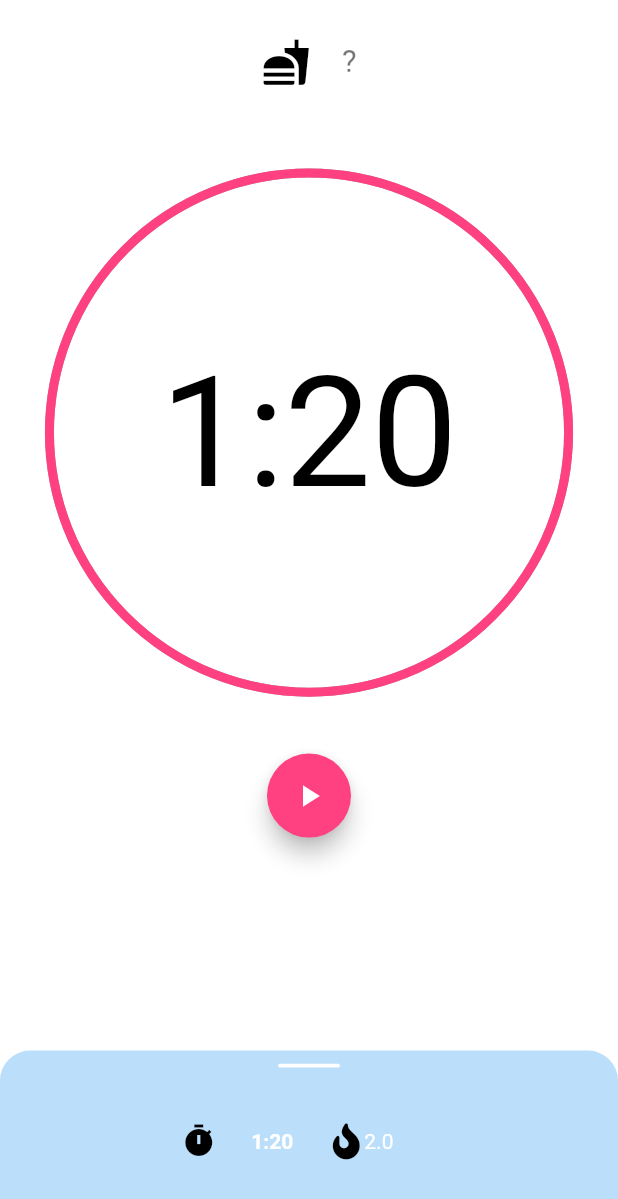
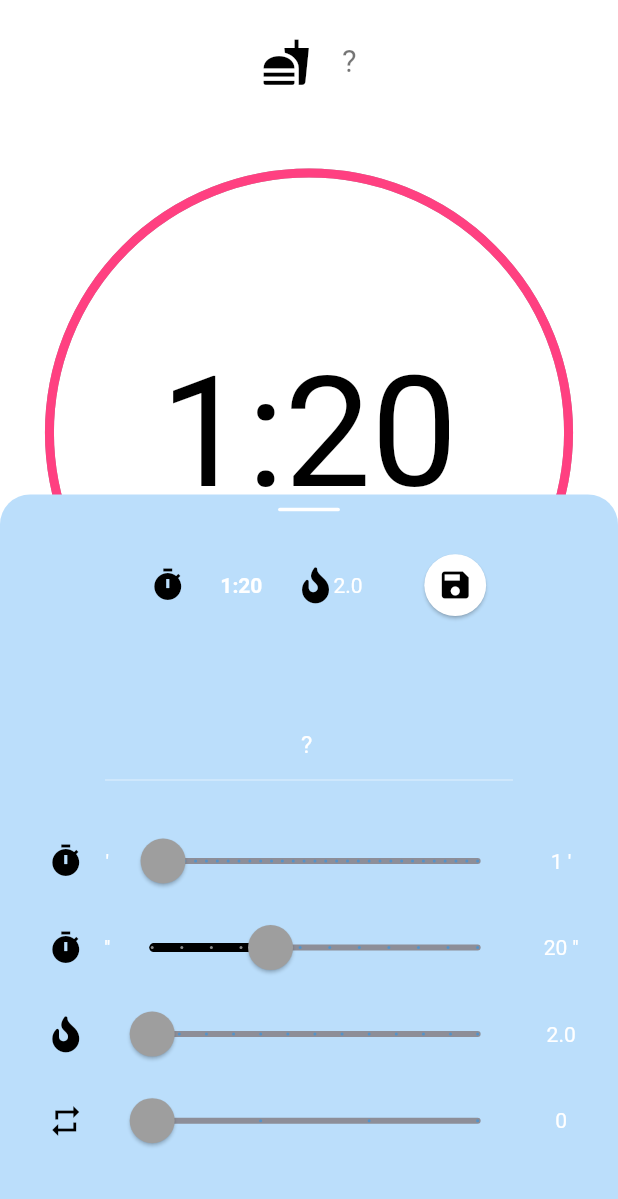
Before and after one commit to niklaskobi/blinchiki, a Flutter app: the screen it shows after launch, after a tap on the "add" icon, on a phone screen of 412 x 824 dp. Shown: the top 1199 px of the screen. Run offline on Flutter 3.47's test engine with Material 2 defaults, Android fonts, the phone set to English and light mode, and no system bars; our stand-ins replace flutter_slidable, font_awesome_flutter; statements that could not run were skipped.

Commit message:
fix opened setting when new receipt

```diff
--- a/lib/main.dart
+++ b/lib/main.dart
@@ -31,7 +31,7 @@ class Blinchiki extends StatelessWidget {
         initialRoute: ListScreen.id,
         routes: {
           ListScreen.id: (context) => ListScreen(),
-          TimerScreen.id: (context) => TimerScreen(index: -1),
+          TimerScreen.id: (context) => TimerScreen(receiptIndex: -1, newReceipt: true),
         },
       ),
     );
--- a/lib/screens/list_screen.dart
+++ b/lib/screens/list_screen.dart
@@ -30,8 +30,8 @@ class _ListScreenState extends State<ListScreen> {
       floatingActionButton: FloatingActionButton(
         onPressed: () {
           int newReceiptIndex = Provider.of<ReceiptList>(context).createReceipt();
-          print('receipt index = $newReceiptIndex');
-          Navigator.push(context, MaterialPageRoute(builder: (context) => TimerScreen(index: newReceiptIndex)));
+          Navigator.push(context,
+              MaterialPageRoute(builder: (context) => TimerScreen(receiptIndex: newReceiptIndex, newReceipt: true)));
         },
         tooltip: 'Create new receipt',
         child: const Icon(Icons.add),
--- a/lib/screens/receipt_settings_screen.dart
+++ b/lib/screens/receipt_settings_screen.dart
@@ -1,5 +1,4 @@
 import 'dart:convert';
-import 'package:blinchiki_app/models/receipt.dart';
 import 'package:blinchiki_app/models/receipt_list.dart';
 import 'package:blinchiki_app/models/receipt_data.dart';
 import 'package:flutter/cupertino.dart';
@@ -13,8 +12,9 @@ import 'package:blinchiki_app/widgets/times_column_widget.dart';
 
 class ReceiptSettingsScreen extends StatefulWidget {
   final int receiptIndex;
+  final bool newReceipt;
 
-  ReceiptSettingsScreen({this.receiptIndex});
+  ReceiptSettingsScreen({this.receiptIndex, this.newReceipt});
 
   @override
   _ReceiptSettingsScreenState createState() => _ReceiptSettingsScreenState();
@@ -47,7 +47,6 @@ class _ReceiptSettingsScreenState extends State<ReceiptSettingsScreen> {
     final double _rowHeight = screenHeight * 0.07;
     final Color _bgColor = Colors.blue[100];
 
-    bool _newReceipt = false;
     myController.text = Provider.of<ReceiptList>(context).getReceiptByIndex(index).name;
 
     /// returns the timer index if turns counter is greater than 1
@@ -133,6 +132,7 @@ class _ReceiptSettingsScreenState extends State<ReceiptSettingsScreen> {
       iconFunction: null,
       sliderFunction: (double newValue) {
         setState(() {
+          _isSaveButtonActive = true;
           Provider.of<ReceiptList>(context, listen: false).setSteering(index, newValue);
         });
       },
@@ -155,6 +155,7 @@ class _ReceiptSettingsScreenState extends State<ReceiptSettingsScreen> {
       iconFunction: timerOnTap,
       sliderFunction: (double newValue) {
         setState(() {
+          _isSaveButtonActive = true;
           Provider.of<ReceiptList>(context, listen: false).setMinutes(index, _timerIndex, newValue.round());
         });
       },
@@ -178,6 +179,7 @@ class _ReceiptSettingsScreenState extends State<ReceiptSettingsScreen> {
       iconFunction: timerOnTap,
       sliderFunction: (double newValue) {
         setState(() {
+          _isSaveButtonActive = true;
           Provider.of<ReceiptList>(context, listen: false).setSeconds(index, _timerIndex, newValue.round());
         });
       },
@@ -198,7 +200,6 @@ class _ReceiptSettingsScreenState extends State<ReceiptSettingsScreen> {
       ],
     );
 
-    Widget spaceSmall = SizedBox(height: screenHeight * 0.01);
     Widget spaceBig = SizedBox(height: screenHeight * 0.05);
 
     /// header --------------------------------------------------------------------------------------------------------
@@ -222,7 +223,7 @@ class _ReceiptSettingsScreenState extends State<ReceiptSettingsScreen> {
           if (isTurnsAvailable)
             Text('${Provider.of<ReceiptList>(context, listen: false).getReceiptByIndex(index).durations.length - 1}'),
           SizedBox(width: screenWidth * 0.1),
-          if (_isSaveButtonActive)
+          if (_isSaveButtonActive || widget.newReceipt)
             Container(
               width: screenWidth * 0.1,
               child: Material(
@@ -279,7 +280,7 @@ class _ReceiptSettingsScreenState extends State<ReceiptSettingsScreen> {
 
     /// main widget ---------------------------------------------------------------------------------------------------
     return DraggableScrollableSheet(
-      initialChildSize: _newReceipt ? _maxChildSize : _minChildSize,
+      initialChildSize: widget.newReceipt ? _maxChildSize : _minChildSize,
       maxChildSize: _maxChildSize,
       minChildSize: _minChildSize,
       builder: (BuildContext context, ScrollController scrollController) {
--- a/lib/screens/timer_screen.dart
+++ b/lib/screens/timer_screen.dart
@@ -1,10 +1,6 @@
-import 'package:blinchiki_app/data/fileIO.dart';
 import 'package:blinchiki_app/models/icon_data_spec.dart';
-import 'package:blinchiki_app/models/receipt.dart';
 import 'package:blinchiki_app/models/receipt_list.dart';
-import 'package:blinchiki_app/models/receipt_data.dart';
 import 'package:blinchiki_app/screens/receipt_settings_screen.dart';
-import 'package:blinchiki_app/widgets/timer_painter.dart';
 import 'package:blinchiki_app/widgets/timer_widget.dart';
 import 'package:flutter/material.dart';
 import 'package:provider/provider.dart';
@@ -12,20 +8,19 @@ import 'package:provider/provider.dart';
 class TimerScreen extends StatefulWidget {
   static const String id = 'timer_screen';
 
-  int _receiptIndex;
+  final int receiptIndex;
+  final bool newReceipt;
 
-  TimerScreen({int index}) {
-    this._receiptIndex = index;
-  }
+  TimerScreen({this.receiptIndex, this.newReceipt});
 
   @override
-  _TimerScreenState createState() => _TimerScreenState();
+  _TimerScreenState createState() {
+    return _TimerScreenState();
+  }
 }
 
 class _TimerScreenState extends State<TimerScreen> with TickerProviderStateMixin {
   String receiptTitle = '';
-  bool _newReceipt;
-  //Receipt _receipt;
   AnimationController controller;
 
   @override
@@ -37,7 +32,7 @@ class _TimerScreenState extends State<TimerScreen> with TickerProviderStateMixin
   void didChangeDependencies() {
     super.didChangeDependencies();
     int duration =
-        Provider.of<ReceiptList>(context, listen: true).getReceiptByIndex(widget._receiptIndex).getOverallSeconds(0);
+        Provider.of<ReceiptList>(context, listen: true).getReceiptByIndex(widget.receiptIndex).getOverallSeconds(0);
     controller = AnimationController(
       vsync: this,
       //duration: Duration(seconds: this._receipt.getOverallSeconds(0)),
@@ -53,11 +48,8 @@ class _TimerScreenState extends State<TimerScreen> with TickerProviderStateMixin
 
   @override
   Widget build(BuildContext context) {
-    ThemeData themeData = Theme.of(context);
     double screenWidth = MediaQuery.of(context).size.width;
     double screenHeight = MediaQuery.of(context).size.height;
-    print(
-        'receipt = ${Provider.of<ReceiptList>(context, listen: true).getReceiptByIndex(widget._receiptIndex).toJson()}');
 
     return Scaffold(
       body: SafeArea(
@@ -73,15 +65,14 @@ class _TimerScreenState extends State<TimerScreen> with TickerProviderStateMixin
                     mainAxisAlignment: MainAxisAlignment.center,
                     children: <Widget>[
                       Consumer<ReceiptList>(builder: (context, receiptList, child) {
-                        return Icon(
-                            IconDataSpec.getIconData(receiptList.getReceiptByIndex(widget._receiptIndex).iconId),
+                        return Icon(IconDataSpec.getIconData(receiptList.getReceiptByIndex(widget.receiptIndex).iconId),
                             size: screenWidth * 0.08);
                       }), //TODO: refactor get icon data, move it to receipt
                       SizedBox(width: screenWidth * 0.05),
                       Consumer<ReceiptList>(
                         builder: (context, receiptList, child) {
                           return Text(
-                            receiptList.getReceiptByIndex(widget._receiptIndex).name,
+                            receiptList.getReceiptByIndex(widget.receiptIndex).name,
                             style: TextStyle(fontSize: screenWidth * 0.05, color: Colors.black54),
                           );
                         },
@@ -117,7 +108,7 @@ class _TimerScreenState extends State<TimerScreen> with TickerProviderStateMixin
                 ],
               ),
             ),
-            ReceiptSettingsScreen(receiptIndex: widget._receiptIndex),
+            ReceiptSettingsScreen(receiptIndex: widget.receiptIndex, newReceipt: widget.newReceipt),
           ],
         ),
       ),
--- a/lib/widgets/receipt_list_widget.dart
+++ b/lib/widgets/receipt_list_widget.dart
@@ -63,7 +63,7 @@ class _ReceiptListWidgetState extends State<ReceiptListWidget> {
                   Navigator.push(
                       context,
                       MaterialPageRoute(
-                        builder: (context) => TimerScreen(index: index),
+                        builder: (context) => TimerScreen(receiptIndex: index, newReceipt: false),
                       ));
                 },
               ),
```
